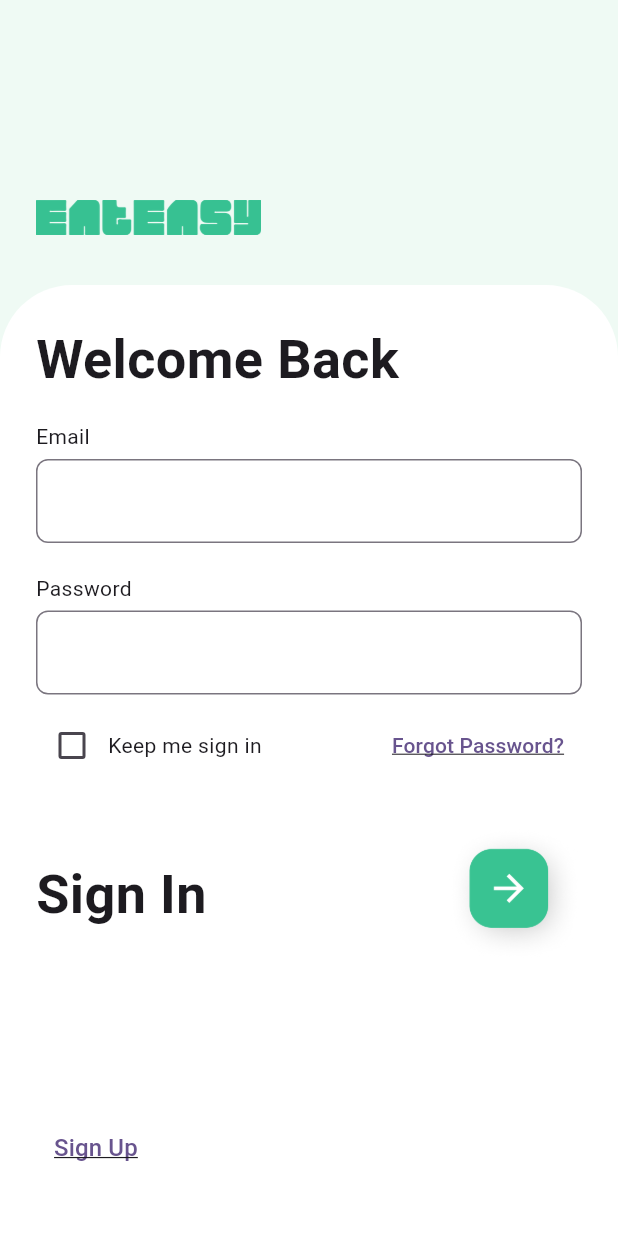
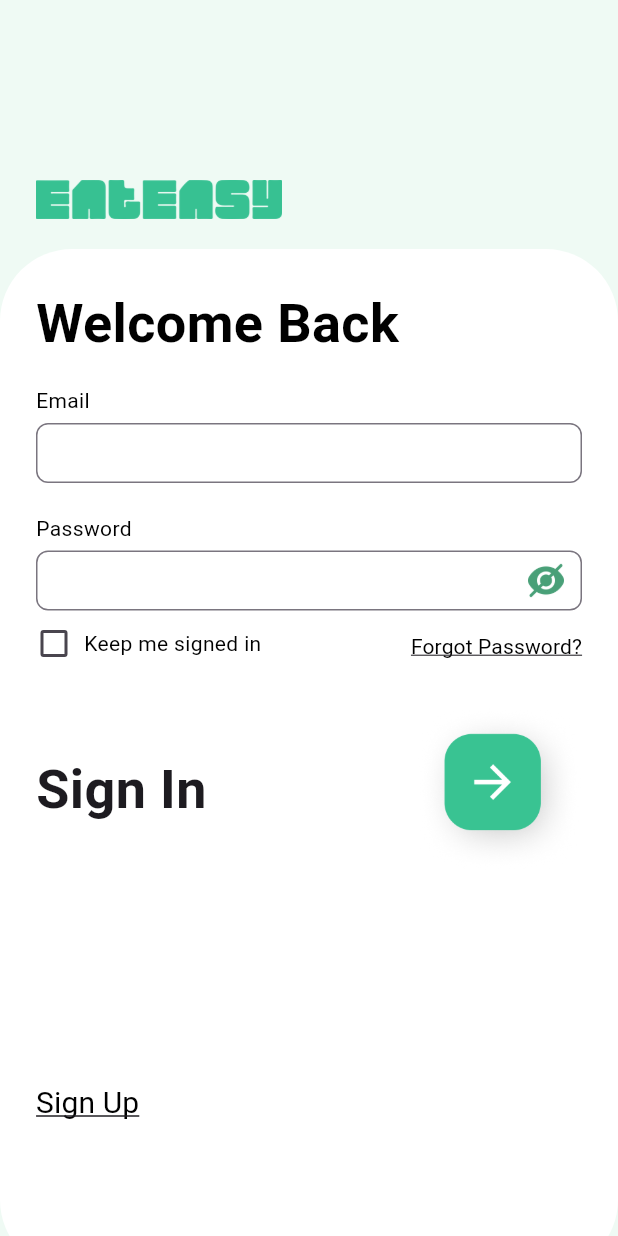
Before and after one commit to aadityayadav17/binarybandits, a Flutter app: the LoginScreen screen opened directly, on a phone screen of 412 x 824 dp. Run offline on Flutter 3.47's test engine with Material 3 defaults, Android fonts, the phone set to English and light mode, and no system bars; our stand-ins replace firebase_core, google_fonts; accounts and stored records are empty.

Commit message:
Login Page (6/n) - Enabled Keep Me Signed In and Show Password, Corrected the Fonts and Spacing

```diff
--- a/lib/screens/login_screen.dart
+++ b/lib/screens/login_screen.dart
@@ -1,8 +1,18 @@
 import 'package:flutter/material.dart';
 import 'package:google_fonts/google_fonts.dart';
 
-class LoginScreen extends StatelessWidget {
+class LoginScreen extends StatefulWidget {
   const LoginScreen({super.key});
+
+  @override
+  // ignore: library_private_types_in_public_api
+  _LoginScreenState createState() => _LoginScreenState();
+}
+
+class _LoginScreenState extends State<LoginScreen> {
+  // State to track if the checkbox is checked or not
+  bool _keepMeSignedIn = false;
+  bool _showPassword = false;
 
   @override
   Widget build(BuildContext context) {
@@ -27,8 +37,8 @@ class LoginScreen extends StatelessWidget {
                 children: [
                   Image.asset(
                     'assets/images/app-logo.png',
-                    width: 150,
-                    height: 50,
+                    width: 164,
+                    height: 26,
                     alignment:
                         Alignment.centerLeft, // Align the logo to the left
                   ),
@@ -46,10 +56,7 @@ class LoginScreen extends StatelessWidget {
               padding: const EdgeInsets.all(24.0),
               decoration: const BoxDecoration(
                 color: Colors.white, // White background for the content
-                borderRadius: BorderRadius.only(
-                  topLeft: Radius.circular(48),
-                  topRight: Radius.circular(48),
-                ), // Rounded corners only on top
+                borderRadius: BorderRadius.all(Radius.circular(48)),
               ),
               child: Column(
                 crossAxisAlignment: CrossAxisAlignment.start,
@@ -60,6 +67,7 @@ class LoginScreen extends StatelessWidget {
                     style: GoogleFonts.roboto(
                       fontSize: 36,
                       fontWeight: FontWeight.bold,
+                      color: Colors.black,
                     ),
                   ),
 
@@ -71,13 +79,20 @@ class LoginScreen extends StatelessWidget {
                     style: GoogleFonts.roboto(
                       fontSize: 14,
                       fontWeight: FontWeight.w400,
+                      color: Colors.black,
                     ),
                   ),
                   const SizedBox(height: 5),
-                  TextField(
+                  SizedBox(
+                    height: 40, // Set height of the text box
+                    child: TextField(
                       decoration: InputDecoration(
+                        contentPadding: const EdgeInsets.symmetric(
+                            vertical: 10,
+                            horizontal: 10), // Adjust padding to fit text
                         border: OutlineInputBorder(
                           borderRadius: BorderRadius.circular(8.0),
+                        ),
                       ),
                     ),
                   ),
@@ -90,14 +105,37 @@ class LoginScreen extends StatelessWidget {
                     style: GoogleFonts.roboto(
                       fontSize: 14,
                       fontWeight: FontWeight.w400,
+                      color: Colors.black,
                     ),
                   ),
                   const SizedBox(height: 5),
-                  TextField(
-                    obscureText: true,
+                  SizedBox(
+                    height: 40, // Set height of the text box
+                    child: TextField(
+                      obscureText: !_showPassword,
                       decoration: InputDecoration(
+                        contentPadding: const EdgeInsets.symmetric(
+                            vertical: 10, horizontal: 10),
                         border: OutlineInputBorder(
                           borderRadius: BorderRadius.circular(8.0),
+                        ),
+                        suffixIcon: GestureDetector(
+                          onTap: () {
+                            setState(() {
+                              _showPassword = !_showPassword;
+                            });
+                          },
+                          child: Container(
+                            padding: const EdgeInsets.all(8),
+                            child: Image.asset(
+                              _showPassword
+                                  ? 'assets/icons/screens/log_screen/eye-open.png'
+                                  : 'assets/icons/screens/log_screen/eye-closed.png',
+                              width: 20,
+                              height: 20,
+                            ),
+                          ),
+                        ),
                       ),
                     ),
                   ),
@@ -107,28 +145,50 @@ class LoginScreen extends StatelessWidget {
                   // Keep Me Signed In and Forgot Password Row
                   Row(
                     mainAxisAlignment: MainAxisAlignment.spaceBetween,
+                    crossAxisAlignment: CrossAxisAlignment.start,
                     children: [
                       Row(
                         children: [
-                          Checkbox(
-                            value: false,
-                            onChanged: (bool? value) {},
+                          // Functional Checkbox
+                          SizedBox(
+                            height: 24,
+                            width: 24,
+                            child: Checkbox(
+                              value: _keepMeSignedIn,
+                              onChanged: (bool? value) {
+                                setState(() {
+                                  _keepMeSignedIn = value ??
+                                      false; // Update the checkbox state
+                                });
+                              },
                             ),
-                          Text(
-                            'Keep me sign in',
-                            style: GoogleFonts.roboto(),
                           ),
+                          const SizedBox(width: 8),
+                          Text('Keep me signed in',
+                              style: GoogleFonts.roboto(
+                                  fontWeight: FontWeight.w400,
+                                  fontSize: 14,
+                                  color: Colors.black)),
                         ],
                       ),
-                      TextButton(
+                      Padding(
+                        padding: const EdgeInsets.only(top: 4.0),
+                        child: TextButton(
                           onPressed: () {
                             // Forgot password action
                           },
+                          style: TextButton.styleFrom(
+                            padding: EdgeInsets.zero,
+                            minimumSize: Size.zero,
+                            tapTargetSize: MaterialTapTargetSize.shrinkWrap,
+                          ),
                           child: Text(
                             'Forgot Password?',
                             style: GoogleFonts.roboto(
                                 decoration: TextDecoration.underline,
+                                fontWeight: FontWeight.w400,
                                 fontSize: 14,
+                                color: Colors.black),
                           ),
                         ),
                       ),
@@ -140,6 +200,7 @@ class LoginScreen extends StatelessWidget {
                   // Row for the "Sign In" text and arrow button
                   Row(
                     mainAxisAlignment: MainAxisAlignment.spaceBetween,
+                    crossAxisAlignment: CrossAxisAlignment.center,
                     children: [
                       Text(
                         'Sign In',
@@ -155,9 +216,9 @@ class LoginScreen extends StatelessWidget {
                         child: Image.asset(
                           'assets/icons/screens/log_screen/log-rectangle.png',
                           width:
-                              90, // Adjust the width to match your image size
+                              110, // Adjust the width to match your image size
                           height:
-                              90, // Adjust the height to match your image size
+                              110, // Adjust the height to match your image size
                           fit: BoxFit
                               .fill, // Ensure the image fits within the given size
                         ),
@@ -165,27 +226,30 @@ class LoginScreen extends StatelessWidget {
                     ],
                   ),
 
-                  const SizedBox(height: 100),
+                  const SizedBox(height: 140),
 
-                  Row(
-                    mainAxisAlignment: MainAxisAlignment.start,
-                    children: [
+                  // Sign Up button aligned with text boxes
                   TextButton(
                     onPressed: () {
                       // Sign up action
                     },
+                    style: TextButton.styleFrom(
+                      padding: EdgeInsets.zero,
+                      minimumSize: Size.zero,
+                      tapTargetSize: MaterialTapTargetSize.shrinkWrap,
+                    ),
                     child: Text(
                       'Sign Up',
                       style: GoogleFonts.roboto(
                         decoration: TextDecoration.underline,
-                            fontSize: 16,
+                        fontWeight: FontWeight.w400,
+                        fontSize: 20,
+                        color: Colors.black,
                       ),
                     ),
                   ),
-                    ],
-                  ),
 
-                  const SizedBox(height: 36),
+                  const SizedBox(height: 74),
                 ],
               ),
             ),
--- a/pubspec.yaml
+++ b/pubspec.yaml
@@ -75,6 +75,8 @@ flutter:
     - assets/icons/bottom_navigation/weekly-menu-on.png
     - assets/icons/screens/log_screen/continue-arrow.png
     - assets/icons/screens/log_screen/log-rectangle.png
+    - assets/icons/screens/log_screen/eye-closed.png
+    - assets/icons/screens/log_screen/eye-open.png
     - assets/icons/screens/recipe_selection_screen/back-key.png
     - assets/icons/screens/recipe_selection_screen/calories.png
     - assets/icons/screens/recipe_selection_screen/cooking-difficulty-easy.png
```
Also changed, not shown: assets/icons/screens/log_screen/eye-closed.png (added), assets/icons/screens/log_screen/eye-open.png (added). Lines whose indentation alone changed are shown as unchanged.
